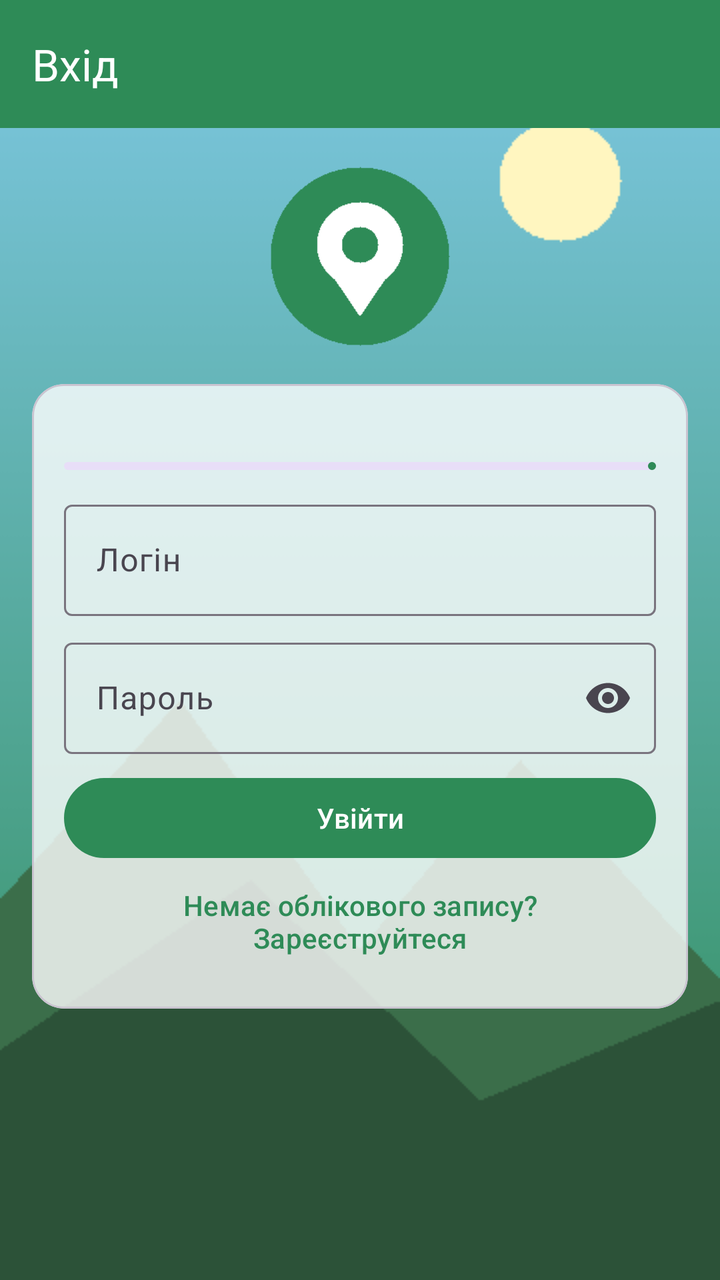
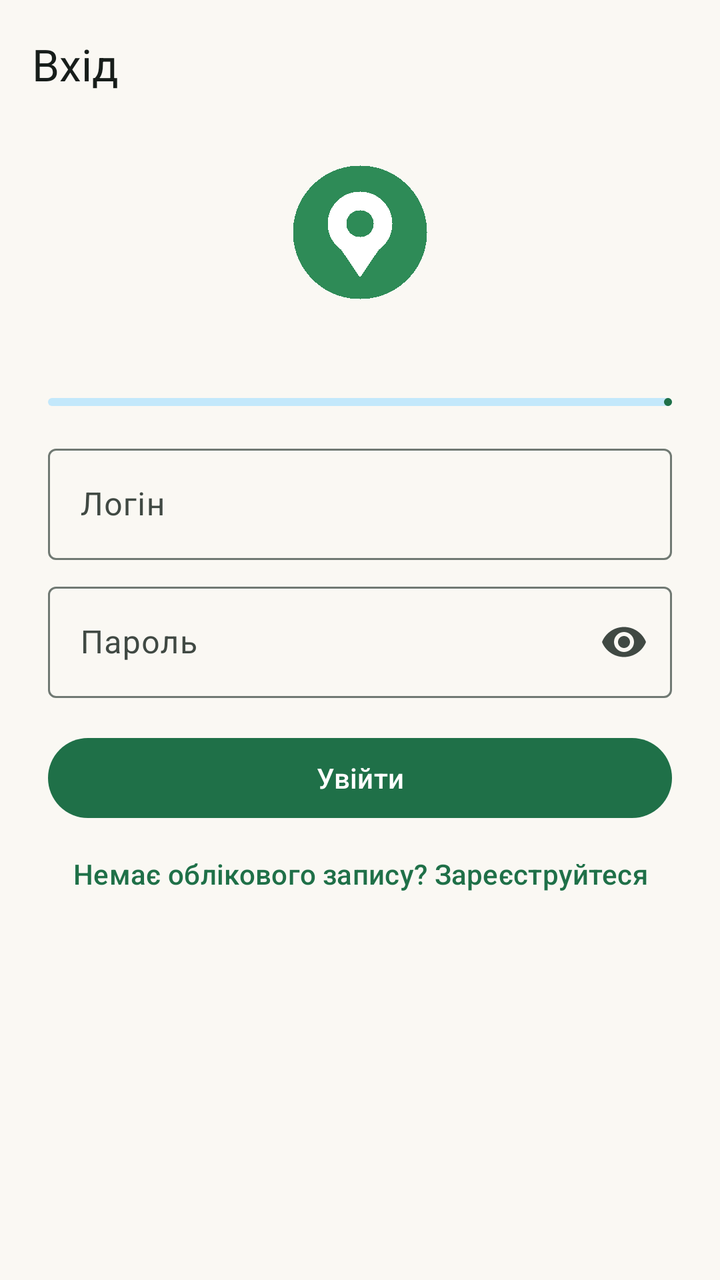

The first picture is an Android layout as it rendered before a commit; the second is the same layout after the commit. The layout source and the unified diff follow.
<!-- AndroidManifest.xml: application theme Theme.TourSpots -->
<!-- res/layout/activity_login.xml -->
<?xml version="1.0" encoding="utf-8"?>
<LinearLayout xmlns:android="http://schemas.android.com/apk/res/android"
    xmlns:app="http://schemas.android.com/apk/res-auto"
    xmlns:tools="http://schemas.android.com/tools"
    android:layout_width="match_parent"
    android:layout_height="match_parent"
    android:background="@drawable/bg_main"
    android:orientation="vertical"
    tools:context=".auth.LoginActivity">

    <com.google.android.material.appbar.MaterialToolbar
        android:id="@+id/toolbar"
        android:layout_width="match_parent"
        android:layout_height="?attr/actionBarSize"
        android:background="@color/green_primary"
        app:title="@string/login_title"
        app:titleTextColor="@color/white" />

    <ScrollView
        android:layout_width="match_parent"
        android:layout_height="match_parent"
        android:fillViewport="true">

        <LinearLayout
            android:layout_width="match_parent"
            android:layout_height="wrap_content"
            android:orientation="vertical"
            android:padding="16dp">

            <ImageView
                android:layout_width="96dp"
                android:layout_height="96dp"
                android:layout_gravity="center_horizontal"
                android:contentDescription="@string/logo_description"
                android:src="@drawable/logo" />

            <com.google.android.material.card.MaterialCardView
                android:layout_width="match_parent"
                android:layout_height="wrap_content"
                android:layout_marginTop="16dp"
                app:cardBackgroundColor="@color/card_scrim"
                app:cardCornerRadius="16dp">

                <LinearLayout
                    android:layout_width="match_parent"
                    android:layout_height="wrap_content"
                    android:orientation="vertical"
                    android:padding="16dp">

                    <TextView
                        android:id="@+id/tvLoginTimer"
                        android:layout_width="match_parent"
                        android:layout_height="wrap_content"
                        android:textAppearance="?attr/textAppearanceLabelLarge" />

                    <com.google.android.material.progressindicator.LinearProgressIndicator
                        android:id="@+id/progressLoginWindow"
                        android:layout_width="match_parent"
                        android:layout_height="wrap_content"
                        android:layout_marginTop="4dp"
                        android:max="1000" />

                    <com.google.android.material.textfield.TextInputLayout
                        android:id="@+id/tilLogin"
                        style="@style/Widget.Material3.TextInputLayout.OutlinedBox"
                        android:layout_width="match_parent"
                        android:layout_height="wrap_content"
                        android:layout_marginTop="12dp"
                        android:hint="@string/login_hint">

                        <com.google.android.material.textfield.TextInputEditText
                            android:id="@+id/etLogin"
                            android:layout_width="match_parent"
                            android:layout_height="wrap_content"
                            android:autofillHints="username"
                            android:inputType="text"
                            android:maxLines="1" />
                    </com.google.android.material.textfield.TextInputLayout>

                    <com.google.android.material.textfield.TextInputLayout
                        android:id="@+id/tilPassword"
                        style="@style/Widget.Material3.TextInputLayout.OutlinedBox"
                        android:layout_width="match_parent"
                        android:layout_height="wrap_content"
                        android:layout_marginTop="8dp"
                        android:hint="@string/password_hint"
                        app:endIconMode="password_toggle">

                        <com.google.android.material.textfield.TextInputEditText
                            android:id="@+id/etPassword"
                            android:layout_width="match_parent"
                            android:layout_height="wrap_content"
                            android:autofillHints="password"
                            android:inputType="textPassword"
                            android:maxLines="1" />
                    </com.google.android.material.textfield.TextInputLayout>

                    <TextView
                        android:id="@+id/tvLoginStatus"
                        android:layout_width="match_parent"
                        android:layout_height="wrap_content"
                        android:layout_marginTop="8dp"
                        android:textColor="?attr/colorError"
                        android:visibility="gone" />

                    <Button
                        android:id="@+id/btnLogin"
                        android:layout_width="match_parent"
                        android:layout_height="wrap_content"
                        android:layout_marginTop="8dp"
                        android:text="@string/login_button" />

                    <Button
                        android:id="@+id/btnOpenRegister"
                        style="@style/Widget.Material3.Button.TextButton"
                        android:layout_width="match_parent"
                        android:layout_height="wrap_content"
                        android:text="@string/no_account_register" />
                </LinearLayout>
            </com.google.android.material.card.MaterialCardView>
        </LinearLayout>
    </ScrollView>
</LinearLayout>
<!-- resources referenced by this layout -->
<resources>
  <color name="card_scrim">#CCFFFFFF</color>
  <color name="green_primary">#2E8B57</color>
  <color name="white">#FFFFFF</color>
  <!-- drawable bg_main: png bitmap (drawable-nodpi, 4078 bytes) -->
  <style name="Theme.TourSpots" parent="Theme.Material3.Light.NoActionBar">
          <item name="colorPrimary">@color/green_primary</item>
          <item name="colorOnPrimary">@color/white</item>
          <item name="colorSecondary">@color/sky</item>
      </style>
  <color name="sky">#7EC8E3</color>
  <!-- unchanged entries left out for length: 7 -->
</resources>

<!-- the commit's change to res/layout/activity_login.xml (unified diff, before → after) -->
@@ -4,7 +4,7 @@
     xmlns:tools="http://schemas.android.com/tools"
     android:layout_width="match_parent"
     android:layout_height="match_parent"
-    android:background="@drawable/bg_main"
+    android:background="?attr/colorSurface"
     android:orientation="vertical"
     tools:context=".auth.LoginActivity">
 
@@ -12,9 +12,9 @@
         android:id="@+id/toolbar"
         android:layout_width="match_parent"
         android:layout_height="?attr/actionBarSize"
-        android:background="@color/green_primary"
+        android:background="?attr/colorSurface"
         app:title="@string/login_title"
-        app:titleTextColor="@color/white" />
+        app:titleTextColor="?attr/colorOnSurface" />
 
     <ScrollView
         android:layout_width="match_parent"
@@ -25,99 +25,89 @@
             android:layout_width="match_parent"
             android:layout_height="wrap_content"
             android:orientation="vertical"
-            android:padding="16dp">
+            android:paddingHorizontal="@dimen/space_24"
+            android:paddingBottom="@dimen/space_24">
 
             <ImageView
-                android:layout_width="96dp"
-                android:layout_height="96dp"
+                android:layout_width="72dp"
+                android:layout_height="72dp"
                 android:layout_gravity="center_horizontal"
+                android:layout_marginTop="@dimen/space_16"
                 android:contentDescription="@string/logo_description"
                 android:src="@drawable/logo" />
 
-            <com.google.android.material.card.MaterialCardView
+            <TextView
+                android:id="@+id/tvLoginTimer"
                 android:layout_width="match_parent"
                 android:layout_height="wrap_content"
-                android:layout_marginTop="16dp"
-                app:cardBackgroundColor="@color/card_scrim"
-                app:cardCornerRadius="16dp">
+                android:layout_marginTop="@dimen/space_24"
+                android:textAppearance="?attr/textAppearanceLabelLarge"
+                android:textColor="?attr/colorOnSurfaceVariant" />
 
-                <LinearLayout
+            <com.google.android.material.progressindicator.LinearProgressIndicator
+                android:id="@+id/progressLoginWindow"
+                android:layout_width="match_parent"
+                android:layout_height="wrap_content"
+                android:layout_marginTop="@dimen/space_4"
+                android:max="1000" />
+
+            <com.google.android.material.textfield.TextInputLayout
+                android:id="@+id/tilLogin"
+                style="@style/Widget.Material3.TextInputLayout.OutlinedBox"
+                android:layout_width="match_parent"
+                android:layout_height="wrap_content"
+                android:layout_marginTop="@dimen/space_16"
+                android:hint="@string/login_hint">
+
+                <com.google.android.material.textfield.TextInputEditText
+                    android:id="@+id/etLogin"
                     android:layout_width="match_parent"
                     android:layout_height="wrap_content"
-                    android:orientation="vertical"
-                    android:padding="16dp">
+                    android:autofillHints="username"
+                    android:inputType="text"
+                    android:maxLines="1" />
+            </com.google.android.material.textfield.TextInputLayout>
 
-                    <TextView
-                        android:id="@+id/tvLoginTimer"
-                        android:layout_width="match_parent"
-                        android:layout_height="wrap_content"
-                        android:textAppearance="?attr/textAppearanceLabelLarge" />
+            <com.google.android.material.textfield.TextInputLayout
+                android:id="@+id/tilPassword"
+                style="@style/Widget.Material3.TextInputLayout.OutlinedBox"
+                android:layout_width="match_parent"
+                android:layout_height="wrap_content"
+                android:layout_marginTop="@dimen/space_8"
+                android:hint="@string/password_hint"
+                app:endIconMode="password_toggle">
 
-                    <com.google.android.material.progressindicator.LinearProgressIndicator
-                        android:id="@+id/progressLoginWindow"
-                        android:layout_width="match_parent"
-                        android:layout_height="wrap_content"
-                        android:layout_marginTop="4dp"
-                        android:max="1000" />
+                <com.google.android.material.textfield.TextInputEditText
+                    android:id="@+id/etPassword"
+                    android:layout_width="match_parent"
+                    android:layout_height="wrap_content"
+                    android:autofillHints="password"
+                    android:inputType="textPassword"
+                    android:maxLines="1" />
+            </com.google.android.material.textfield.TextInputLayout>
 
-                    <com.google.android.material.textfield.TextInputLayout
-                        android:id="@+id/tilLogin"
-                        style="@style/Widget.Material3.TextInputLayout.OutlinedBox"
-                        android:layout_width="match_parent"
-                        android:layout_height="wrap_content"
-                        android:layout_marginTop="12dp"
-                        android:hint="@string/login_hint">
+            <TextView
+                android:id="@+id/tvLoginStatus"
+                android:layout_width="match_parent"
+                android:layout_height="wrap_content"
+                android:layout_marginTop="@dimen/space_8"
+                android:textColor="?attr/colorError"
+                android:visibility="gone" />
 
-                        <com.google.android.material.textfield.TextInputEditText
-                            android:id="@+id/etLogin"
-                            android:layout_width="match_parent"
-                            android:layout_height="wrap_content"
-                            android:autofillHints="username"
-                            android:inputType="text"
-                            android:maxLines="1" />
-                    </com.google.android.material.textfield.TextInputLayout>
+            <Button
+                android:id="@+id/btnLogin"
+                style="@style/Widget.Material3.Button"
+                android:layout_width="match_parent"
+                android:layout_height="wrap_content"
+                android:layout_marginTop="@dimen/space_16"
+                android:text="@string/login_button" />
 
-                    <com.google.android.material.textfield.TextInputLayout
-                        android:id="@+id/tilPassword"
-                        style="@style/Widget.Material3.TextInputLayout.OutlinedBox"
-                        android:layout_width="match_parent"
-                        android:layout_height="wrap_content"
-                        android:layout_marginTop="8dp"
-                        android:hint="@string/password_hint"
-                        app:endIconMode="password_toggle">
-
-                        <com.google.android.material.textfield.TextInputEditText
-                            android:id="@+id/etPassword"
-                            android:layout_width="match_parent"
-                            android:layout_height="wrap_content"
-                            android:autofillHints="password"
-                            android:inputType="textPassword"
-                            android:maxLines="1" />
-                    </com.google.android.material.textfield.TextInputLayout>
-
-                    <TextView
-                        android:id="@+id/tvLoginStatus"
-                        android:layout_width="match_parent"
-                        android:layout_height="wrap_content"
-                        android:layout_marginTop="8dp"
-                        android:textColor="?attr/colorError"
-                        android:visibility="gone" />
-
-                    <Button
-                        android:id="@+id/btnLogin"
-                        android:layout_width="match_parent"
-                        android:layout_height="wrap_content"
-                        android:layout_marginTop="8dp"
-                        android:text="@string/login_button" />
-
-                    <Button
-                        android:id="@+id/btnOpenRegister"
-                        style="@style/Widget.Material3.Button.TextButton"
-                        android:layout_width="match_parent"
-                        android:layout_height="wrap_content"
-                        android:text="@string/no_account_register" />
-                </LinearLayout>
-            </com.google.android.material.card.MaterialCardView>
+            <Button
+                android:id="@+id/btnOpenRegister"
+                style="@style/Widget.Material3.Button.TextButton"
+                android:layout_width="match_parent"
+                android:layout_height="wrap_content"
+                android:text="@string/no_account_register" />
         </LinearLayout>
     </ScrollView>
 </LinearLayout>
<!-- resource entries referenced after the edit -->
@@ -1,15 +1,77 @@
 <!-- resources referenced by this layout -->
 <resources>
-  <color name="card_scrim">#CCFFFFFF</color>
-  <color name="green_primary">#2E8B57</color>
-  <color name="white">#FFFFFF</color>
-  <!-- drawable bg_main: png bitmap (drawable-nodpi, 4078 bytes) -->
-  <style name="Theme.TourSpots" parent="Theme.Material3.Light.NoActionBar">
-          <item name="colorPrimary">@color/green_primary</item>
-          <item name="colorOnPrimary">@color/white</item>
-          <item name="colorSecondary">@color/sky</item>
+  <dimen name="space_16">16dp</dimen>
+  <dimen name="space_24">24dp</dimen>
+  <dimen name="space_4">4dp</dimen>
+  <dimen name="space_8">8dp</dimen>
+  <style name="Theme.TourSpots" parent="Theme.Material3.DayNight.NoActionBar">
+          <item name="colorPrimary">@color/md_primary</item>
+          <item name="colorOnPrimary">@color/md_on_primary</item>
+          <item name="colorPrimaryContainer">@color/md_primary_container</item>
+          <item name="colorOnPrimaryContainer">@color/md_on_primary_container</item>
+          <item name="colorSecondary">@color/md_secondary</item>
+          <item name="colorOnSecondary">@color/md_on_secondary</item>
+          <item name="colorSecondaryContainer">@color/md_secondary_container</item>
+          <item name="colorOnSecondaryContainer">@color/md_on_secondary_container</item>
+          <item name="colorTertiary">@color/md_tertiary</item>
+          <item name="colorOnTertiary">@color/md_on_tertiary</item>
+          <item name="colorTertiaryContainer">@color/md_tertiary_container</item>
+          <item name="colorOnTertiaryContainer">@color/md_on_tertiary_container</item>
+          <item name="colorSurface">@color/md_surface</item>
+          <item name="colorOnSurface">@color/md_on_surface</item>
+          <item name="colorSurfaceVariant">@color/md_surface_variant</item>
+          <item name="colorOnSurfaceVariant">@color/md_on_surface_variant</item>
+          <item name="colorSurfaceContainer">@color/md_surface_container</item>
+          <item name="colorSurfaceContainerHigh">@color/md_surface_container_high</item>
+          <item name="colorOutline">@color/md_outline</item>
+          <item name="colorError">@color/md_error</item>
+          <item name="colorOnError">@color/md_on_error</item>
+          <item name="android:colorBackground">@color/md_surface</item>
+          <item name="android:windowBackground">@color/md_surface</item>
+          <item name="android:statusBarColor">@android:color/transparent</item>
+          <item name="android:navigationBarColor">@android:color/transparent</item>
+          <item name="android:windowLightStatusBar">true</item>
+          <item name="android:windowLightNavigationBar">true</item>
+          <item name="shapeAppearanceSmallComponent">@style/ShapeAppearance.TourSpots.Small</item>
+          <item name="shapeAppearanceMediumComponent">@style/ShapeAppearance.TourSpots.Medium</item>
+          <item name="shapeAppearanceLargeComponent">@style/ShapeAppearance.TourSpots.Large</item>
       </style>
-  <color name="sky">#7EC8E3</color>
+  <color name="md_primary">#1F7048</color>
+  <color name="md_on_primary">#FFFFFF</color>
+  <color name="md_primary_container">#B4F0CB</color>
+  <color name="md_on_primary_container">#00210F</color>
+  <color name="md_secondary">#3F6374</color>
+  <color name="md_on_secondary">#FFFFFF</color>
+  <color name="md_secondary_container">#C3E8FB</color>
+  <color name="md_on_secondary_container">#001F2A</color>
+  <color name="md_tertiary">#7EC8E3</color>
+  <color name="md_on_tertiary">#003547</color>
+  <color name="md_tertiary_container">#D0EEFA</color>
+  <color name="md_on_tertiary_container">#001F2A</color>
+  <color name="md_surface">#FAF8F3</color>
+  <color name="md_on_surface">#171D1A</color>
+  <color name="md_surface_variant">#DCE5DD</color>
+  <color name="md_on_surface_variant">#404943</color>
+  <color name="md_surface_container">#EAF0EB</color>
+  <color name="md_surface_container_high">#E4EAE5</color>
+  <color name="md_outline">#707973</color>
+  <color name="md_error">#BA1A1A</color>
+  <color name="md_on_error">#FFFFFF</color>
+  <style name="ShapeAppearance.TourSpots.Small" parent="ShapeAppearance.Material3.SmallComponent">
+          <item name="cornerFamily">rounded</item>
+          <item name="cornerSize">@dimen/corner_small</item>
+      </style>
+  <style name="ShapeAppearance.TourSpots.Medium" parent="ShapeAppearance.Material3.MediumComponent">
+          <item name="cornerFamily">rounded</item>
+          <item name="cornerSize">@dimen/corner_medium</item>
+      </style>
+  <style name="ShapeAppearance.TourSpots.Large" parent="ShapeAppearance.Material3.LargeComponent">
+          <item name="cornerFamily">rounded</item>
+          <item name="cornerSize">@dimen/corner_large</item>
+      </style>
+  <dimen name="corner_small">8dp</dimen>
+  <dimen name="corner_medium">12dp</dimen>
+  <dimen name="corner_large">28dp</dimen>
   <!-- unchanged entries left out for length: 7 -->
 </resources>
 
